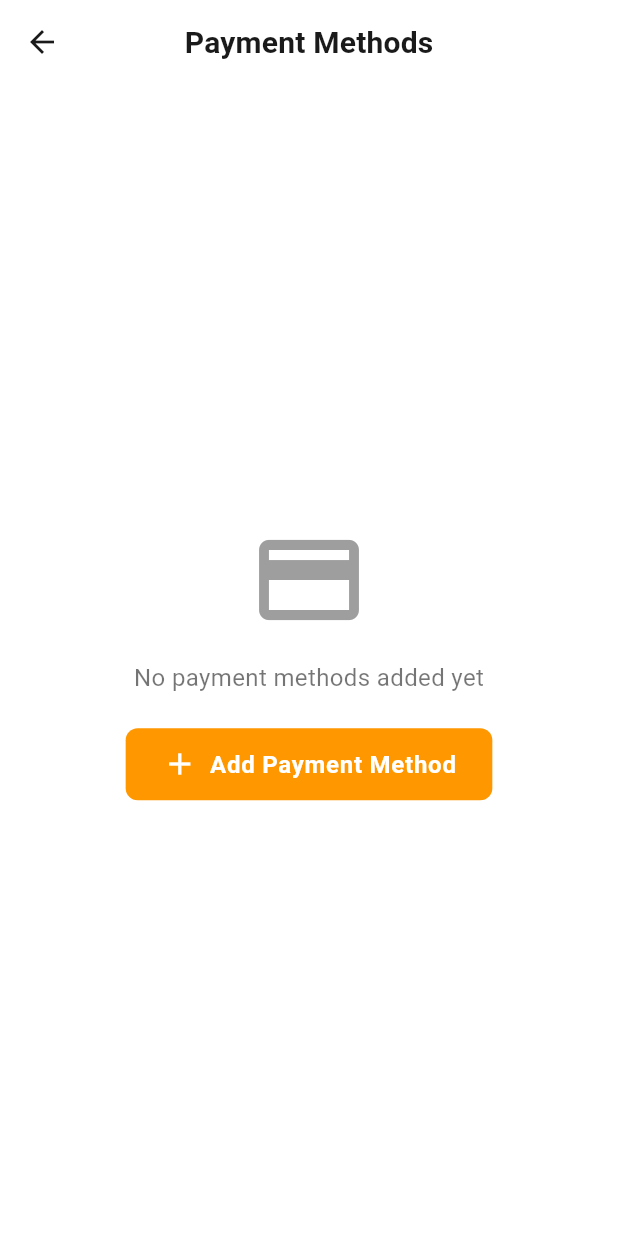
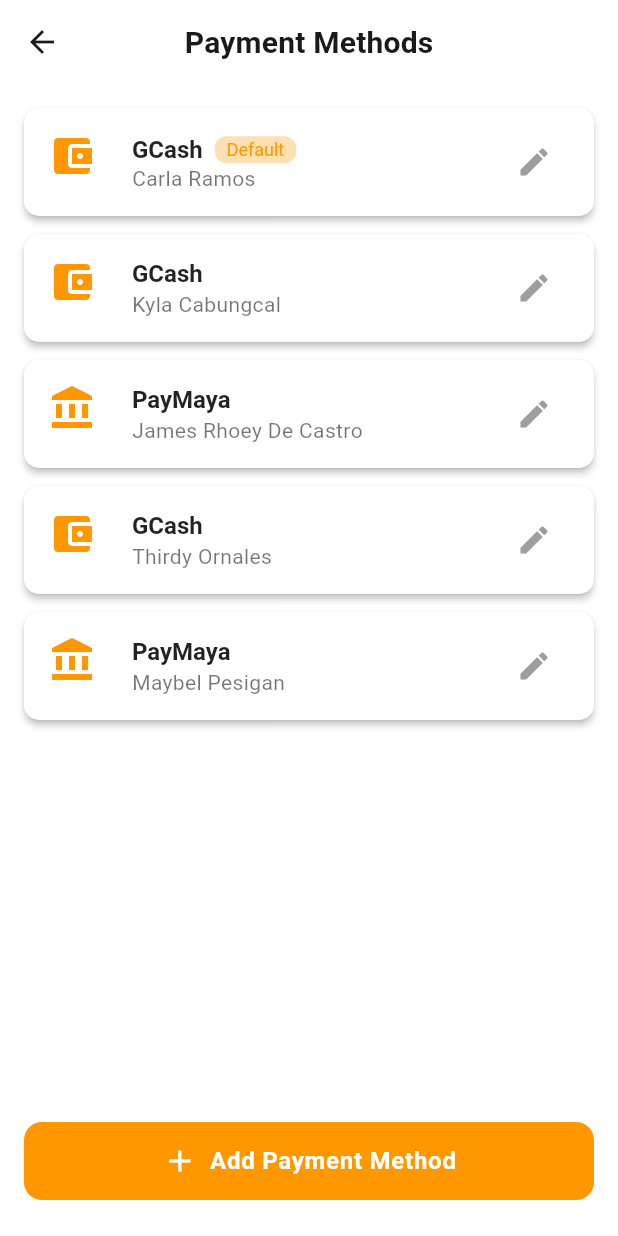
Before and after one commit to jamesrhoey/RamenFullXpress, a Flutter app: the PaymentmethodPage screen opened by its route, on a phone screen of 412 x 824 dp. Run offline on Flutter 3.47's test engine with Material 3 defaults, Android fonts, the phone set to English and light mode, and no system bars.

Commit message:
payment method data

```diff
--- a/ramenmobileapp/lib/paymentmethod_page.dart
+++ b/ramenmobileapp/lib/paymentmethod_page.dart
@@ -8,6 +8,40 @@ class PaymentmethodPage extends StatefulWidget {
 }
 
 class _PaymentmethodPageState extends State<PaymentmethodPage> {
+  String defaultMethod = "GCash - Carla Ramos";
+
+  final List<Map<String, dynamic>> paymentMethods = [
+    {
+      "name": "GCash",
+      "icon": Icons.account_balance_wallet,
+      "holder": "Carla Ramos",
+    },
+    {
+      "name": "GCash",
+      "icon": Icons.account_balance_wallet,
+      "holder": "Kyla Cabungcal",
+    },
+    {
+      "name": "PayMaya",
+      "icon": Icons.account_balance,
+      "holder": "James Rhoey De Castro",
+    },
+    {
+      "name": "GCash",
+      "icon": Icons.account_balance_wallet,
+      "holder": "Thirdy Ornales",
+    },
+    {
+      "name": "PayMaya",
+      "icon": Icons.account_balance,
+      "holder": "Maybel Pesigan",
+    },
+  ];
+
+  String getDisplayName(Map<String, dynamic> method) {
+    return "${method['name']} - ${method['holder']}";
+  }
+
   @override
   Widget build(BuildContext context) {
     return Scaffold(
@@ -15,44 +49,99 @@ class _PaymentmethodPageState extends State<PaymentmethodPage> {
         title: const Text('Payment Methods'),
         leading: IconButton(
           icon: const Icon(Icons.arrow_back),
-          onPressed: () {
-            Navigator.pop(context);
-          },
+          onPressed: () => Navigator.pop(context),
         ),
         centerTitle: true,
       ),
-      body: Center(
-        child: Column(
-          mainAxisAlignment: MainAxisAlignment.center,
+      body: Column(
         children: [
-            const Icon(Icons.credit_card, size: 80, color: Colors.grey),
-            const SizedBox(height: 16),
-            const Text(
-              'No payment methods added yet',
-              style: TextStyle(fontSize: 16, color: Colors.black54),
+          Expanded(
+            child: ListView.builder(
+              padding: const EdgeInsets.all(16),
+              itemCount: paymentMethods.length,
+              itemBuilder: (context, index) {
+                final method = paymentMethods[index];
+                final isDefault = getDisplayName(method) == defaultMethod;
+
+                return Card(
+                  margin: const EdgeInsets.only(bottom: 12),
+                  elevation: 2,
+                  shape: RoundedRectangleBorder(
+                    borderRadius: BorderRadius.circular(10),
                   ),
-            const SizedBox(height: 24),
-            ElevatedButton.icon(
+                  child: ListTile(
+                    leading: Icon(
+                      method['icon'],
+                      color: Colors.orange,
+                      size: 32,
+                    ),
+                    title: Row(
+                      children: [
+                        Text(
+                          method['name'],
+                          style: const TextStyle(fontWeight: FontWeight.bold),
+                        ),
+                        if (isDefault)
+                          Container(
+                            margin: const EdgeInsets.only(left: 8),
+                            padding: const EdgeInsets.symmetric(
+                              horizontal: 8,
+                              vertical: 2,
+                            ),
+                            decoration: BoxDecoration(
+                              color: Colors.orange[100],
+                              borderRadius: BorderRadius.circular(8),
+                            ),
+                            child: const Text(
+                              'Default',
+                              style: TextStyle(
+                                color: Colors.orange,
+                                fontSize: 12,
+                              ),
+                            ),
+                          ),
+                      ],
+                    ),
+                    subtitle: Text(method['holder']),
+                    trailing: IconButton(
+                      icon: const Icon(Icons.edit, color: Colors.grey),
                       onPressed: () {
-                // Add payment method logic goes here
+                        // Edit logic here
+                      },
+                    ),
+                    onTap: () {
+                      setState(() {
+                        defaultMethod = getDisplayName(method);
+                      });
+                    },
+                  ),
+                );
+              },
+            ),
+          ),
+          Padding(
+            padding: const EdgeInsets.fromLTRB(16, 0, 16, 24),
+            child: SizedBox(
+              width: double.infinity,
+              child: ElevatedButton.icon(
+                onPressed: () {
+                  // Add payment method logic
                 },
                 icon: const Icon(Icons.add),
                 label: const Text('Add Payment Method'),
                 style: ElevatedButton.styleFrom(
                   backgroundColor: Colors.orange,
                   foregroundColor: Colors.white,
-                padding: const EdgeInsets.symmetric(
-                  horizontal: 24,
-                  vertical: 12,
+                  padding: const EdgeInsets.symmetric(vertical: 14),
+                  shape: RoundedRectangleBorder(
+                    borderRadius: BorderRadius.circular(12),
                   ),
-                shape: RoundedRectangleBorder(
-                  borderRadius: BorderRadius.circular(8),
+                ),
               ),
             ),
           ),
         ],
       ),
-      ),
     );
   }
 }
```
Lines whose indentation alone changed are shown as unchanged.
